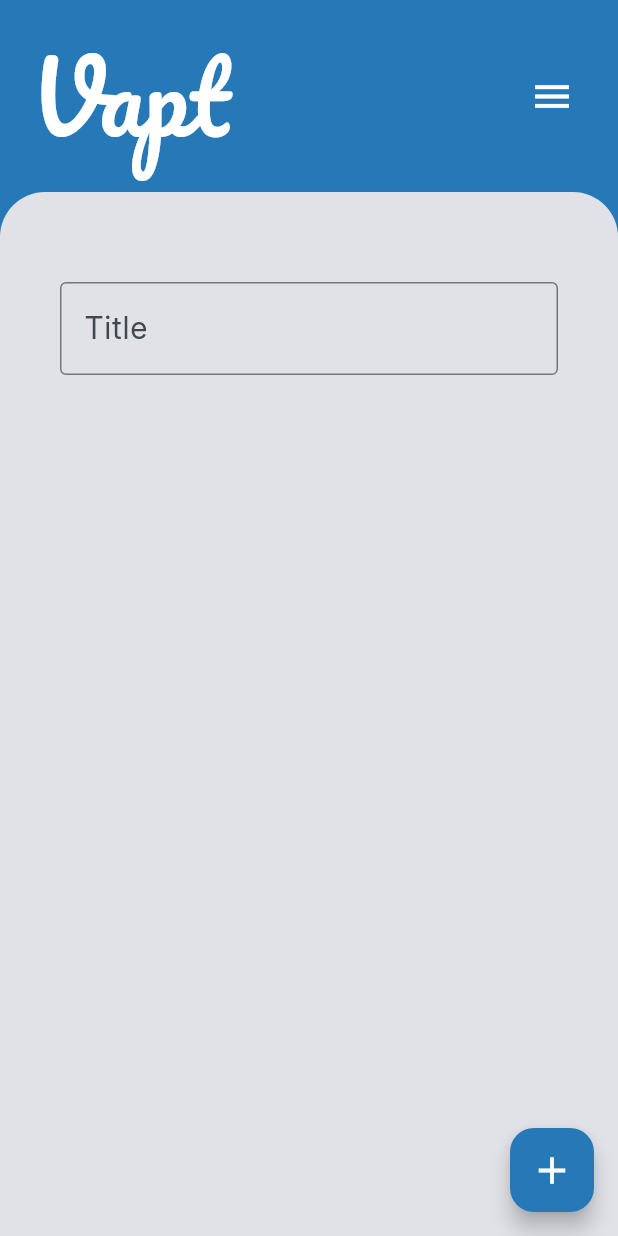
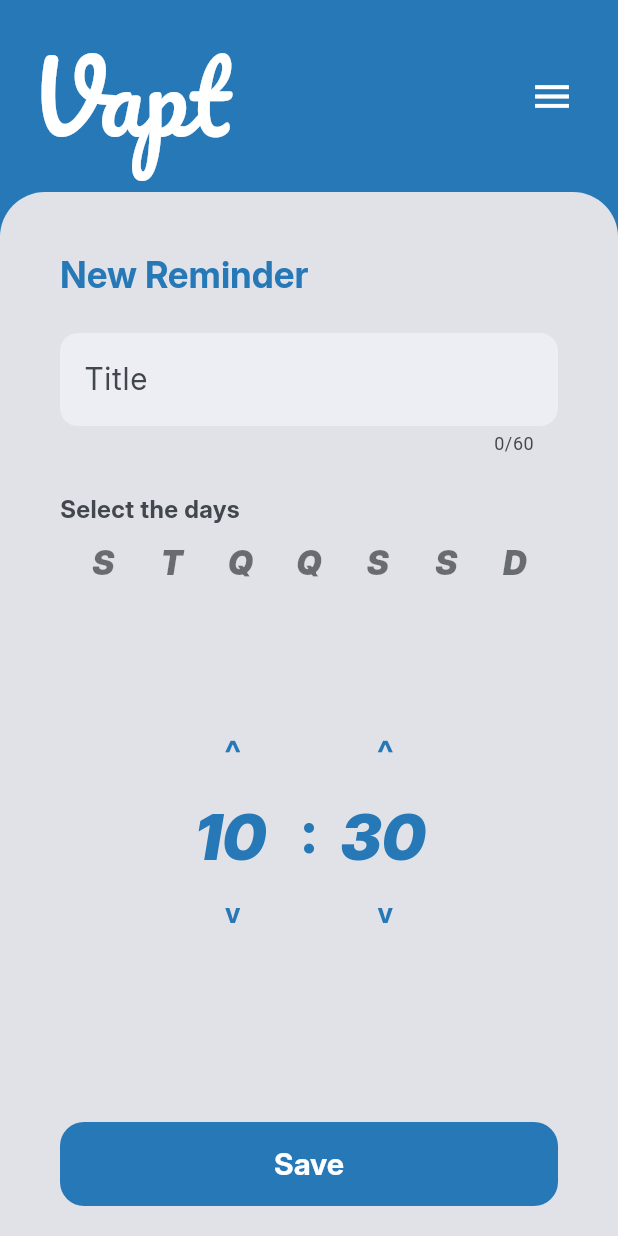
Before and after one commit to Lia-Moon/Vapt-Agendamento, a Flutter app: the AddReminder screen opened by its route, on a phone screen of 412 x 824 dp. Run offline on Flutter 3.47's test engine with Material 3 defaults, Android fonts, the phone set to English and light mode, and no system bars.

Commit message:
86aex8hu7 - Created the add reminder page

```diff
--- a/lib/modules/home/home_page.dart
+++ b/lib/modules/home/home_page.dart
@@ -34,8 +34,9 @@ class HomePage extends StatelessWidget {
                     builder: (context) => IconButton(
                       padding: EdgeInsets.zero,
                       constraints: const BoxConstraints(),
-                      icon:
-                          Icon(Icons.menu, color: Theme.of(context).colorScheme.onPrimary, size: 30),
+                      icon: Icon(Icons.menu,
+                          color: Theme.of(context).colorScheme.onPrimary,
+                          size: 30),
                       onPressed: () => Scaffold.of(context).openEndDrawer(),
                     ),
                   ),
@@ -47,9 +48,12 @@ class HomePage extends StatelessWidget {
             Expanded(
               child: Container(
                 width: double.infinity,
-                padding: const EdgeInsets.symmetric(horizontal: 40, vertical: 60),
+                padding:
+                    const EdgeInsets.symmetric(horizontal: 40, vertical: 60),
                 decoration: BoxDecoration(
-                              color: Theme.of(context).colorScheme.surfaceContainerHighest, // background that uses a very light tone from the primary color
+                  color: Theme.of(context)
+                      .colorScheme
+                      .surfaceContainerHighest, // background that uses a very light tone from the primary color
                   borderRadius: BorderRadius.only(
                     topLeft: Radius.circular(30),
                     topRight: Radius.circular(30),
@@ -88,11 +92,14 @@ class HomePage extends StatelessWidget {
       // Floating button (FAB)
       floatingActionButton: FloatingActionButton(
         onPressed: () {
-          Navigator.pop(context); // Ensure any open drawers are closed before navigating
-          Navigator.pushNamed(context, '/addReminder'); // Navigate to the AddReminder page
+          // Navigator.pop(
+          //     context); // Ensure any open drawers are closed before navigating
+          Navigator.pushNamed(
+              context, '/addReminder'); // Navigate to the AddReminder page
         },
         backgroundColor: Theme.of(context).colorScheme.primary,
-        child: Icon(Icons.add, color: Theme.of(context).colorScheme.onPrimary, size: 30),
+        child: Icon(Icons.add,
+            color: Theme.of(context).colorScheme.onPrimary, size: 30),
       ),
     );
   }
--- a/lib/modules/reminder/add_reminder.dart
+++ b/lib/modules/reminder/add_reminder.dart
@@ -1,41 +1,98 @@
 import 'package:flutter/material.dart';
+import 'package:flutter/services.dart';
 import 'package:vapt_agendamento/shared/widgets/menu_drawer.dart';
+import 'package:vapt_agendamento/modules/reminder/day_selector.dart';
+import 'package:vapt_agendamento/modules/reminder/time_selector.dart';
 
-class AddReminder extends StatelessWidget {
+class AddReminder extends StatefulWidget {
   const AddReminder({super.key});
 
   @override
+  State<AddReminder> createState() => _AddReminderState();
+}
+
+class _AddReminderState extends State<AddReminder> {
+  final TextEditingController _titleController = TextEditingController();
+
+  // Initialize with current time to avoid validation errors if unchanged
+  String _selectedHour = DateTime.now().hour.toString().padLeft(2, '0');
+  String _selectedMinute = DateTime.now().minute.toString().padLeft(2, '0');
+  List<bool> _selectedDays = List.generate(7, (_) => false);
+
+  @override
+  void dispose() {
+    _titleController.dispose();
+    super.dispose();
+  }
+
+  void _showError(String message) {
+    ScaffoldMessenger.of(context).removeCurrentSnackBar();
+    ScaffoldMessenger.of(context).showSnackBar(
+      SnackBar(
+        content: Text(message),
+        backgroundColor: Colors.redAccent,
+        behavior: SnackBarBehavior.floating,
+      ),
+    );
+  }
+
+  void _saveReminder() {
+    if (_titleController.text.trim().isEmpty) {
+      _showError('Please, insert a title');
+      return;
+    }
+
+    if (!_selectedDays.contains(true)) {
+      _showError('Please, select at least one day');
+      return;
+    }
+
+    if (_selectedHour.isEmpty || _selectedMinute.isEmpty) {
+      _showError('Please, set a valid time');
+      return;
+    }
+
+    // Logic for saving goes here
+    debugPrint(
+        "Saved: ${_titleController.text} at $_selectedHour:$_selectedMinute");
+
+    Navigator.pop(context);
+    ScaffoldMessenger.of(context).showSnackBar(
+      const SnackBar(
+        content: Text('Reminder saved successfully!'),
+        behavior: SnackBarBehavior.floating,
+      ),
+    );
+  }
+
+  @override
   Widget build(BuildContext context) {
+    final colorScheme = Theme.of(context).colorScheme;
+    final textTheme = Theme.of(context).textTheme;
+
     return Scaffold(
-      backgroundColor: Theme.of(context).colorScheme.primary,
-
+      backgroundColor: colorScheme.primary,
       endDrawer: const MenuDrawer(),
-
-      // page body
       body: SafeArea(
         child: Column(
           children: [
-            // customized header
+            // Custom Header
             Padding(
               padding: const EdgeInsets.symmetric(horizontal: 20, vertical: 32),
               child: Row(
                 mainAxisAlignment: MainAxisAlignment.spaceBetween,
-                crossAxisAlignment: CrossAxisAlignment.center,
                 children: [
                   Text(
                     'Vapt',
-                    style: Theme.of(context).textTheme.displayLarge?.copyWith(
-                      color: Theme.of(context).colorScheme.onPrimary,
+                    style: textTheme.displayLarge?.copyWith(
+                      color: colorScheme.onPrimary,
                       height: 1.0,
                     ),
                   ),
-                  // Button that opens Drawer
                   Builder(
                     builder: (context) => IconButton(
-                      padding: EdgeInsets.zero,
-                      constraints: const BoxConstraints(),
-                      icon:
-                          Icon(Icons.menu, color: Theme.of(context).colorScheme.onPrimary, size: 30),
+                      icon: Icon(Icons.menu,
+                          color: colorScheme.onPrimary, size: 30),
                       onPressed: () => Scaffold.of(context).openEndDrawer(),
                     ),
                   ),
@@ -43,44 +100,111 @@ class AddReminder extends StatelessWidget {
               ),
             ),
 
-            // page content
+            // Main Content Area
             Expanded(
               child: Container(
                 width: double.infinity,
-                padding: const EdgeInsets.symmetric(horizontal: 40, vertical: 60),
+                padding: const EdgeInsets.fromLTRB(40, 40, 40, 20),
                 decoration: BoxDecoration(
-                              color: Theme.of(context).colorScheme.surfaceContainerHighest, // background that uses a very light tone from the primary color
-                              borderRadius: BorderRadius.only(
+                  color: colorScheme.surfaceContainerHighest,
+                  borderRadius: const BorderRadius.only(
                     topLeft: Radius.circular(30),
                     topRight: Radius.circular(30),
                   ),
                 ),
-                child: TextFormField(
+                child: Column(
+                  crossAxisAlignment: CrossAxisAlignment.start,
+                  children: [
+                    Text(
+                      'New Reminder',
+                      style: textTheme.titleLarge?.copyWith(
+                        color: colorScheme.primary,
+                      ),
+                    ),
+                    const SizedBox(height: 24),
+
+                    // Title Input
+                    TextFormField(
+                      controller: _titleController,
+                      maxLength: 60,
+                      maxLengthEnforcement: MaxLengthEnforcement.enforced,
+                      style: textTheme.bodyLarge,
                       decoration: InputDecoration(
                         labelText: 'Title',
-                    border: OutlineInputBorder(),
+                        filled: true,
+                        fillColor: colorScheme.surface.withValues(alpha: 0.5),
+                        border: OutlineInputBorder(
+                          borderRadius: BorderRadius.circular(12),
+                          borderSide: BorderSide.none,
                         ),
-                  validator: (value) {
-                    if (value == null || value.isEmpty) {
-                      return 'Please insert a title';
-                    }
-                    return null;
+                        // Optional: if you want to hide the counter, uncomment the line below:
+                        // counterText: "",
+                      ),
+                    ),
+
+                    const SizedBox(height: 24),
+
+                    Text(
+                      'Select the days',
+                      style: textTheme.bodyMedium?.copyWith(
+                        color: colorScheme.onSurfaceVariant,
+                      ),
+                    ),
+
+                    const SizedBox(height: 8),
+
+                    // Day Selector Component
+                    DaySelector(
+                      onDaysChanged: (days) {
+                        setState(() {
+                          _selectedDays = days;
+                        });
                       },
+                    ),
+
+                    const Spacer(flex: 2),
+
+                    // Time Selector Component
+                    Center(
+                      child: TimeSelector(
+                        onTimeChanged: (hour, minute) {
+                          _selectedHour = hour;
+                          _selectedMinute = minute;
+                        },
+                      ),
+                    ),
+
+                    const Spacer(flex: 3),
+
+                    // Save Button
+                    SizedBox(
+                      width: double.infinity,
+                      height: 56,
+                      child: ElevatedButton(
+                        onPressed: _saveReminder,
+                        style: ElevatedButton.styleFrom(
+                          backgroundColor: colorScheme.primary,
+                          foregroundColor: colorScheme.onPrimary,
+                          elevation: 0,
+                          shape: RoundedRectangleBorder(
+                            borderRadius: BorderRadius.circular(16),
+                          ),
+                        ),
+                        child: Text(
+                          'Save',
+                          style: textTheme.titleLarge?.copyWith(
+                            color: colorScheme.onPrimary,
+                            fontSize: 20,
+                          ),
                         ),
                       ),
                     ),
                   ],
                 ),
               ),
-
-      // Floating button (FAB)
-      floatingActionButton: FloatingActionButton(
-        onPressed: () {
-          Navigator.pop(context); // Ensure any open drawers are closed before navigating
-          Navigator.pushNamed(context, '/addReminder'); // Navigate to the AddReminder page
-        },
-        backgroundColor: Theme.of(context).colorScheme.primary,
-        child: Icon(Icons.add, color: Theme.of(context).colorScheme.onPrimary, size: 30),
+            ),
+          ],
+        ),
       ),
     );
   }
--- /dev/null
+++ b/lib/modules/reminder/day_selector.dart
@@ -0,0 +1,77 @@
+import 'package:flutter/material.dart';
+
+class DaySelector extends StatefulWidget {
+  final Function(List<bool>)? onDaysChanged;
+
+  const DaySelector({super.key, this.onDaysChanged});
+
+  @override
+  State<DaySelector> createState() => _DaySelectorState();
+}
+
+class _DaySelectorState extends State<DaySelector> {
+  final List<String> days = ['S', 'T', 'Q', 'Q', 'S', 'S', 'D'];
+  final List<bool> selectedDays = List.generate(7, (_) => false);
+
+  @override
+  Widget build(BuildContext context) {
+    final theme = Theme.of(context);
+
+    // return Container(
+    //   padding: const EdgeInsets.symmetric(horizontal: 12, vertical: 10),
+    //   // decoration: BoxDecoration(
+    //   //   color: theme.colorScheme.surfaceContainerHighest,
+    //   //   borderRadius: BorderRadius.circular(8),
+    //   // ),
+    //   child: Row(
+    //     mainAxisAlignment: MainAxisAlignment.spaceEvenly,
+    //     children: List.generate(days.length, (index) {
+    //       final isSelected = selectedDays[index];
+
+    return Row(
+      mainAxisAlignment: MainAxisAlignment.spaceEvenly,
+      children: List.generate(days.length, (index) {
+        final isSelected = selectedDays[index];
+
+        return GestureDetector(
+          onTap: () {
+            setState(() {
+              selectedDays[index] = !selectedDays[index];
+            });
+            widget.onDaysChanged?.call(selectedDays);
+          },
+          child: Padding(
+            padding: const EdgeInsets.symmetric(horizontal: 6),
+            child: Column(
+              mainAxisSize: MainAxisSize.min,
+              children: [
+                Text(
+                  days[index],
+                  style: theme.textTheme.labelSmall?.copyWith(
+                    fontSize: 22,
+                    fontWeight: FontWeight.w700,
+                    color: isSelected
+                        ? theme.colorScheme.primary
+                        : theme.colorScheme.onSurface.withValues(alpha: 0.6),
+                  ),
+                ),
+                const SizedBox(height: 4),
+                AnimatedContainer(
+                  duration: const Duration(milliseconds: 150),
+                  width: 22,
+                  height: 2.5,
+                  decoration: BoxDecoration(
+                    color: isSelected
+                        ? theme.colorScheme.primary
+                        : Colors.transparent,
+                    borderRadius: BorderRadius.circular(10),
+                  ),
+                ),
+              ],
+            ),
+          ),
+        );
+      }),
+    );
+  }
+}
--- /dev/null
+++ b/lib/modules/reminder/time_selector.dart
@@ -0,0 +1,186 @@
+import 'package:flutter/material.dart';
+import 'package:flutter/services.dart';
+
+class TimeSelector extends StatefulWidget {
+  final Function(String hour, String minute)? onTimeChanged;
+
+  const TimeSelector({super.key, this.onTimeChanged});
+
+  @override
+  State<TimeSelector> createState() => _TimeSelectorState();
+}
+
+class _TimeSelectorState extends State<TimeSelector> {
+  late TextEditingController _hourController;
+  late TextEditingController _minController;
+
+  @override
+  void initState() {
+    super.initState();
+    final now = DateTime.now();
+
+    _hourController = TextEditingController(
+      text: now.hour.toString().padLeft(2, '0'),
+    );
+    _minController = TextEditingController(
+      text: now.minute.toString().padLeft(2, '0'),
+    );
+  }
+
+  @override
+  void dispose() {
+    _hourController.dispose();
+    _minController.dispose();
+    super.dispose();
+  }
+
+  void _notifyParent() {
+    widget.onTimeChanged?.call(_hourController.text, _minController.text);
+  }
+
+  void _adjustValue(TextEditingController controller, int delta, int max) {
+    int current = int.tryParse(controller.text) ?? 0;
+    int newValue = (current + delta) % (max + 1);
+    if (newValue < 0) newValue = max;
+
+    setState(() {
+      controller.text = newValue.toString().padLeft(2, '0');
+    });
+    _notifyParent();
+  }
+
+  void _validateInput(TextEditingController controller, int max) {
+    String val = controller.text;
+    if (val.isEmpty) return;
+    int? parsed = int.tryParse(val);
+
+    // Se o usuário apagar ou digitar algo inválido, corrigimos
+    if (parsed == null || parsed > max) {
+      setState(() {
+        controller.text = max.toString().padLeft(2, '0');
+      });
+    } else {
+      // Formata com zero à esquerda se necessário (ex: "5" vira "05")
+      setState(() {
+        controller.text = parsed.toString().padLeft(2, '0');
+      });
+    }
+    _notifyParent();
+  }
+
+  @override
+  Widget build(BuildContext context) {
+    final colorScheme = Theme.of(context).colorScheme;
+
+    return Container(
+      padding: const EdgeInsets.symmetric(horizontal: 20, vertical: 5),
+      decoration: BoxDecoration(
+        color: colorScheme.surfaceContainerHighest.withValues(alpha: 0.5),
+        borderRadius: BorderRadius.circular(8),
+      ),
+      child: Row(
+        mainAxisSize: MainAxisSize.min,
+        children: [
+          TimeFieldUnit(
+            controller: _hourController,
+            onIncrement: () => _adjustValue(_hourController, 1, 23),
+            onDecrement: () => _adjustValue(_hourController, -1, 23),
+            onChanged: (value) => _validateInput(_hourController, 23),
+          ),
+          Padding(
+            padding: const EdgeInsets.symmetric(horizontal: 10),
+            child: Text(
+              ":",
+              style: TextStyle(
+                fontSize: 40,
+                fontWeight: FontWeight.bold,
+                color: colorScheme.primary,
+              ),
+            ),
+          ),
+          TimeFieldUnit(
+            controller: _minController,
+            onIncrement: () => _adjustValue(_minController, 1, 59),
+            onDecrement: () => _adjustValue(_minController, -1, 59),
+            onChanged: (value) => _validateInput(_minController, 59),
+          ),
+        ],
+      ),
+    );
+  }
+}
+
+class TimeFieldUnit extends StatelessWidget {
+  final TextEditingController controller;
+  final VoidCallback onIncrement;
+  final VoidCallback onDecrement;
+  final ValueChanged<String> onChanged;
+
+  const TimeFieldUnit({
+    super.key,
+    required this.controller,
+    required this.onIncrement,
+    required this.onDecrement,
+    required this.onChanged,
+  });
+
+  @override
+  Widget build(BuildContext context) {
+    final colorScheme = Theme.of(context).colorScheme;
+    final labelStyle = Theme.of(context).textTheme.labelSmall;
+    final bodyStyle = Theme.of(context).textTheme.bodyMedium;
+
+    return Column(
+      mainAxisSize: MainAxisSize.min,
+      children: [
+        GestureDetector(
+          onTap: onIncrement,
+          behavior: HitTestBehavior.opaque,
+          child: Padding(
+            padding: const EdgeInsets.all(8.0),
+            child: Text('^',
+                style: bodyStyle?.copyWith(
+                    fontSize: 24,
+                    color: colorScheme.primary,
+                    fontWeight: FontWeight.bold)),
+          ),
+        ),
+        SizedBox(
+          width: 70,
+          child: TextField(
+            controller: controller,
+            textAlign: TextAlign.center,
+            keyboardType: TextInputType.number,
+            onChanged: onChanged,
+            inputFormatters: [
+              FilteringTextInputFormatter.digitsOnly,
+              LengthLimitingTextInputFormatter(2),
+            ],
+            style: labelStyle?.copyWith(
+              fontSize: 42,
+              fontWeight: FontWeight.w900,
+              color: colorScheme.primary,
+            ),
+            decoration: const InputDecoration(
+              border: InputBorder.none,
+              isDense: true,
+              contentPadding: EdgeInsets.zero,
+            ),
+          ),
+        ),
+        GestureDetector(
+          onTap: onDecrement,
+          behavior: HitTestBehavior.opaque,
+          child: Padding(
+            padding: const EdgeInsets.all(8.0),
+            child: Text('v',
+                style: bodyStyle?.copyWith(
+                    fontSize: 18,
+                    color: colorScheme.primary,
+                    fontWeight: FontWeight.bold)),
+          ),
+        ),
+      ],
+    );
+  }
+}
```
Lines whose indentation alone changed are shown as unchanged.
